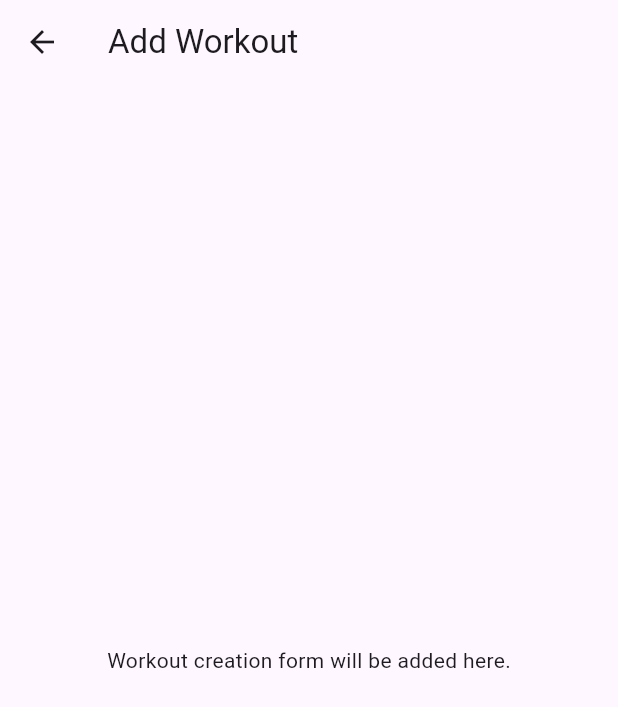
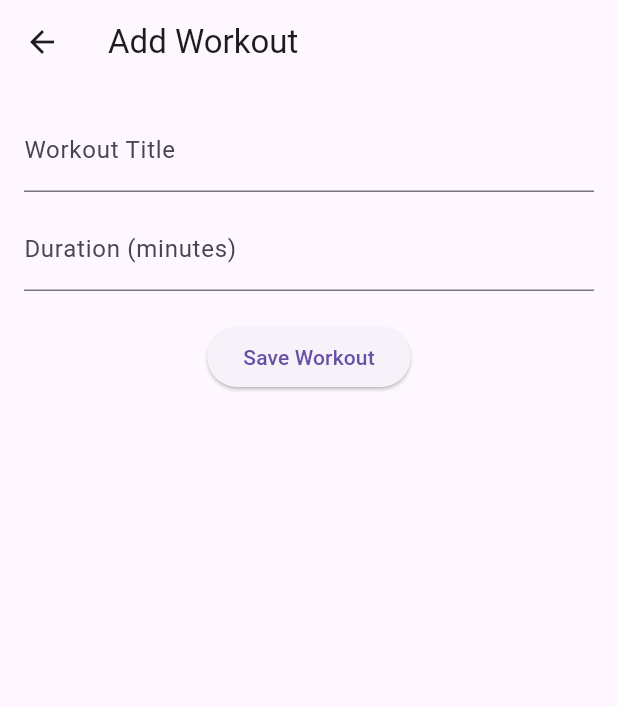
Before and after one commit to SamuelSam2005/CPDSamuelSammut2025HA, a Flutter app: the MainPage screen opened directly, after a tap on the "add" icon, on a phone screen of 412 x 824 dp. Shown: the top 707 px of the screen. Run offline on Flutter 3.47's test engine with Material 3 defaults, Android fonts, the phone set to English and light mode, and no system bars.

Commit message:
Implemented Add Workout Page with user inout add list update

```diff
--- a/lib/screens/add_workout_page.dart
+++ b/lib/screens/add_workout_page.dart
@@ -1,7 +1,34 @@
 import 'package:flutter/material.dart';
 
-class AddWorkoutPage extends StatelessWidget {
+class AddWorkoutPage extends StatefulWidget {
   const AddWorkoutPage({super.key});
+
+  @override
+  State<AddWorkoutPage> createState() => _AddWorkoutPageState();
+}
+
+class _AddWorkoutPageState extends State<AddWorkoutPage> {
+  final TextEditingController _titleController = TextEditingController();
+  final TextEditingController _durationController = TextEditingController();
+
+  void _saveWorkout() {
+    String title = _titleController.text.trim();
+    String duration = _durationController.text.trim();
+
+    if (title.isEmpty || duration.isEmpty) {
+      ScaffoldMessenger.of(context).showSnackBar(
+        const SnackBar(content: Text("Please fill in all fields!")),
+      );
+      return;
+    }
+
+    // Normally, we would send data to Firebase here.
+    ScaffoldMessenger.of(context).showSnackBar(
+      SnackBar(content: Text("Workout '$title' added!")),
+    );
+
+    Navigator.pop(context, {"title": title, "duration": duration});
+  }
 
   @override
   Widget build(BuildContext context) {
@@ -9,8 +36,27 @@ class AddWorkoutPage extends StatelessWidget {
       appBar: AppBar(
         title: const Text('Add Workout'),
       ),
-      body: const Center(
-        child: Text("Workout creation form will be added here."),
+      body: Padding(
+        padding: const EdgeInsets.all(16.0),
+        child: Column(
+          children: [
+            TextField(
+              controller: _titleController,
+              decoration: const InputDecoration(labelText: "Workout Title"),
+            ),
+            const SizedBox(height: 10),
+            TextField(
+              controller: _durationController,
+              decoration: const InputDecoration(labelText: "Duration (minutes)"),
+              keyboardType: TextInputType.number,
+            ),
+            const SizedBox(height: 20),
+            ElevatedButton(
+              onPressed: _saveWorkout,
+              child: const Text("Save Workout"),
+            ),
+          ],
+        ),
       ),
     );
   }
--- a/lib/screens/main_page.dart
+++ b/lib/screens/main_page.dart
@@ -1,5 +1,5 @@
 import 'package:flutter/material.dart';
-import 'add_workout_page.dart'; // Import the next screen
+import 'add_workout_page.dart'; // Import the AddWorkoutPage
 
 class MainPage extends StatefulWidget {
   const MainPage({super.key});
@@ -9,13 +9,18 @@ class MainPage extends StatefulWidget {
 }
 
 class _MainPageState extends State<MainPage> {
-  // Temporary static list of workouts
-  final List<String> workouts = [
+  List<String> workouts = [
     "Morning Run - 5km",
     "Upper Body Strength",
     "Yoga Session",
     "HIIT Workout"
   ];
+
+  void _addNewWorkout(Map<String, String> workout) {
+    setState(() {
+      workouts.add("${workout['title']} - ${workout['duration']} min");
+    });
+  }
 
   @override
   Widget build(BuildContext context) {
@@ -47,11 +52,15 @@ class _MainPageState extends State<MainPage> {
               },
             ),
       floatingActionButton: FloatingActionButton(
-        onPressed: () {
-          Navigator.push(
+        onPressed: () async {
+          final result = await Navigator.push(
             context,
             MaterialPageRoute(builder: (context) => const AddWorkoutPage()),
           );
+
+          if (result != null) {
+            _addNewWorkout(result);
+          }
         },
         child: const Icon(Icons.add),
       ),
```
